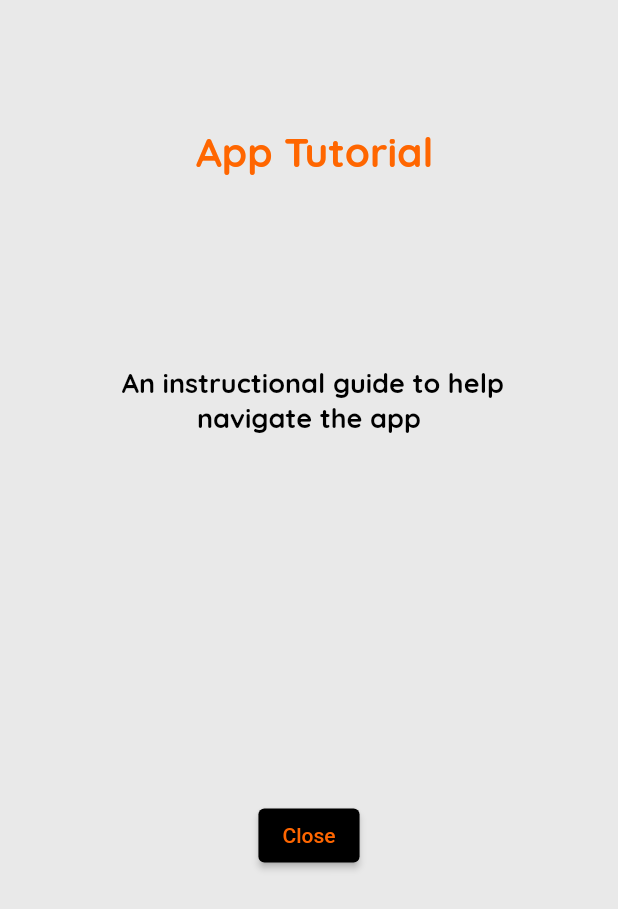
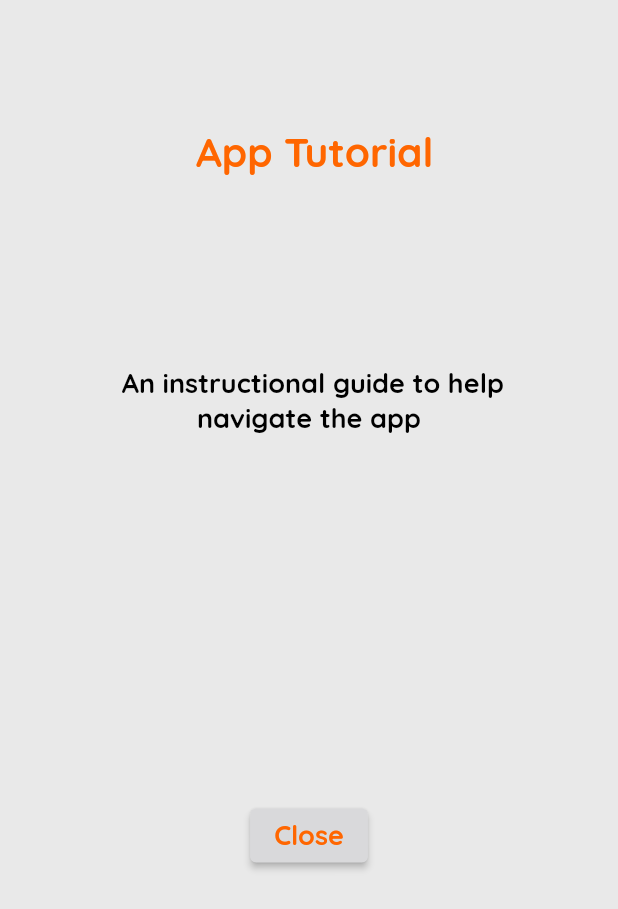
Before and after one commit to FiservNZ/fiservonboardingexp, a Flutter app: the HelpPage screen opened by its route, on a phone screen of 412 x 824 dp. Shown: the top 909 px of the screen. Run offline on Flutter 3.47's test engine with Material 2 defaults, Android fonts, the phone set to English and light mode, and no system bars; our stand-ins replace cached_network_image, cloud_firestore, firebase_auth, firebase_core, firebase_storage, font_awesome_flutter and 10 more; missing offline and left inert: achievement_view, easy_separator, sendgrid_mailer; accounts and stored records are empty.

```diff
--- a/lib/screens/help_page.dart
+++ b/lib/screens/help_page.dart
@@ -1,4 +1,5 @@
 import 'package:fiservonboardingexp/screens/main_screen.dart';
+import 'package:fiservonboardingexp/themes/theme_provider.dart';
 import 'package:flutter/material.dart';
 import 'package:google_fonts/google_fonts.dart';
 import 'package:provider/provider.dart';
@@ -65,13 +66,16 @@ class HelpPage extends StatelessWidget {
                       ),
                     );
                   },
-                  style:
-                      ElevatedButton.styleFrom(backgroundColor: Colors.black),
-                  child: const Text(
+                  style: ElevatedButton.styleFrom(
+                      backgroundColor: selectedTheme.colorScheme.tertiary),
+                  child: Text(
                     'Close',
                     style: TextStyle(
-                      color: Color(0xFFFF6600),
-                    ),
+                      color: selectedTheme.colorScheme.secondary,
+                      fontSize: 18,
+                      fontWeight: FontWeight.bold,
+                    ).merge(GoogleFonts
+                        .quicksand()), // Merge styles with GoogleFonts
                   ),
                 ),
               ),
--- a/lib/screens/themes_page.dart
+++ b/lib/screens/themes_page.dart
@@ -4,6 +4,7 @@ import 'package:fiservonboardingexp/themes/beach_theme.dart';
 import 'package:fiservonboardingexp/themes/pastel_theme.dart';
 import 'package:fiservonboardingexp/themes/rainforest_theme.dart';
 import 'package:fiservonboardingexp/themes/theme_provider.dart';
+
 import 'package:fiservonboardingexp/util/constants.dart';
 import 'package:flutter/material.dart';
 import 'package:google_fonts/google_fonts.dart';
```
Also changed, not shown: lib/util/check_user.dart (+27 -9 lines), lib/util/kt_testing/read_page.dart (+37 -43 lines).
